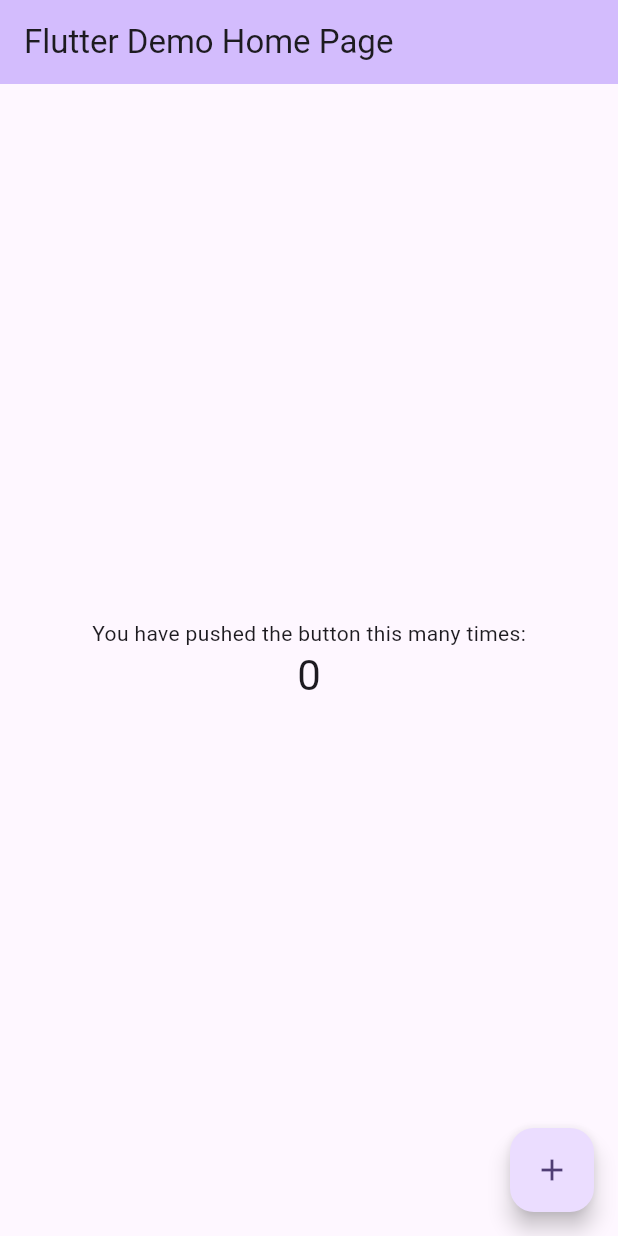
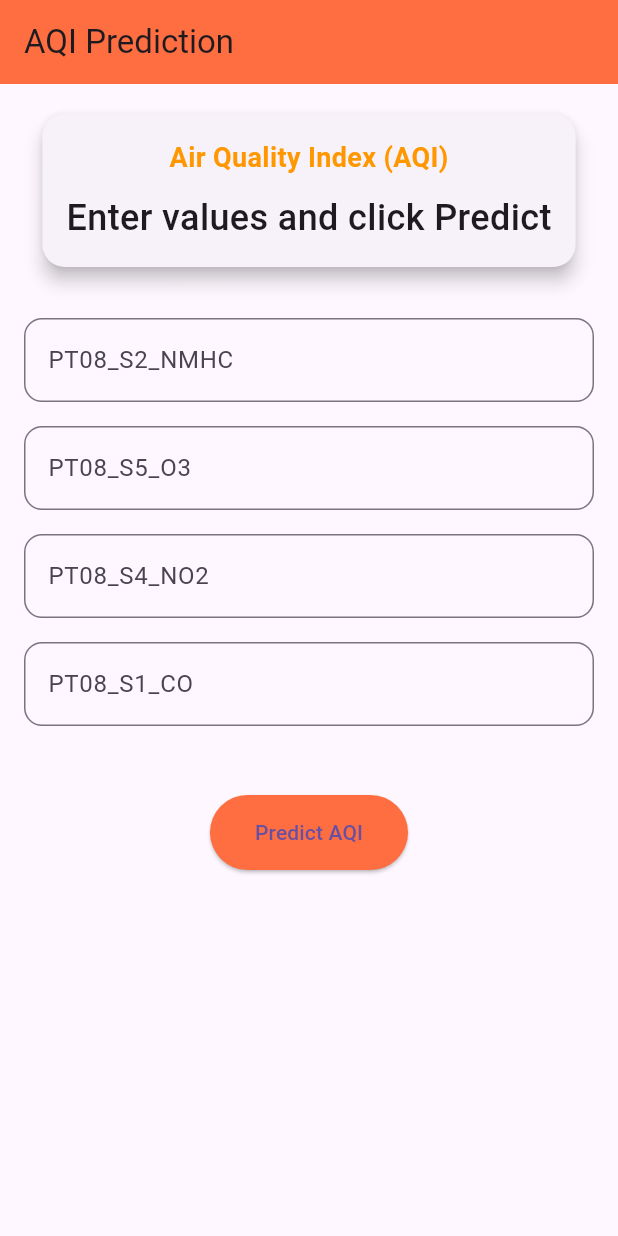
Before and after one commit to flammarionick/Summative-Linear-Regression-Model-Deployment-Using-Flutter, a Flutter app: the screen it shows after launch, on a phone screen of 412 x 824 dp. Run offline on Flutter 3.47's test engine with Material 3 defaults, Android fonts, the phone set to English and light mode, and no system bars.

Commit message:
update ui

```diff
--- a/summative/Flutter App/aqi_prediction_app/lib/main.dart
+++ b/summative/Flutter App/aqi_prediction_app/lib/main.dart
@@ -1,122 +1,180 @@
 import 'package:flutter/material.dart';
+import 'package:http/http.dart' as http;
+import 'dart:convert';
 
 void main() {
-  runApp(const MyApp());
+  runApp(AQIApp());
 }
 
-class MyApp extends StatelessWidget {
-  const MyApp({super.key});
-
-  // This widget is the root of your application.
+class AQIApp extends StatelessWidget {
   @override
   Widget build(BuildContext context) {
     return MaterialApp(
-      title: 'Flutter Demo',
+      title: 'AQI Prediction',
       theme: ThemeData(
-        // This is the theme of your application.
-        //
-        // TRY THIS: Try running your application with "flutter run". You'll see
-        // the application has a purple toolbar. Then, without quitting the app,
-        // try changing the seedColor in the colorScheme below to Colors.green
-        // and then invoke "hot reload" (save your changes or press the "hot
-        // reload" button in a Flutter-supported IDE, or press "r" if you used
-        // the command line to start the app).
-        //
-        // Notice that the counter didn't reset back to zero; the application
-        // state is not lost during the reload. To reset the state, use hot
-        // restart instead.
-        //
-        // This works for code too, not just values: Most code changes can be
-        // tested with just a hot reload.
-        colorScheme: ColorScheme.fromSeed(seedColor: Colors.deepPurple),
+        primarySwatch: Colors.orange,
+        visualDensity: VisualDensity.adaptivePlatformDensity,
       ),
-      home: const MyHomePage(title: 'Flutter Demo Home Page'),
+      home: AQIPredictPage(),
     );
   }
 }
 
-class MyHomePage extends StatefulWidget {
-  const MyHomePage({super.key, required this.title});
-
-  // This widget is the home page of your application. It is stateful, meaning
-  // that it has a State object (defined below) that contains fields that affect
-  // how it looks.
-
-  // This class is the configuration for the state. It holds the values (in this
-  // case the title) provided by the parent (in this case the App widget) and
-  // used by the build method of the State. Fields in a Widget subclass are
-  // always marked "final".
-
-  final String title;
-
+class AQIPredictPage extends StatefulWidget {
   @override
-  State<MyHomePage> createState() => _MyHomePageState();
+  _AQIPredictPageState createState() => _AQIPredictPageState();
 }
 
-class _MyHomePageState extends State<MyHomePage> {
-  int _counter = 0;
+class _AQIPredictPageState extends State<AQIPredictPage> {
+  // Controllers for TextFields
+  final TextEditingController _nmhcController = TextEditingController();
+  final TextEditingController _o3Controller = TextEditingController();
+  final TextEditingController _no2Controller = TextEditingController();
+  final TextEditingController _coController = TextEditingController();
 
-  void _incrementCounter() {
+  // Variable to store the prediction result
+  String _prediction = "";
+  bool _isLoading = false;
+
+  // Method to send data to FastAPI and get prediction
+  Future<void> _getPrediction() async {
     setState(() {
-      // This call to setState tells the Flutter framework that something has
-      // changed in this State, which causes it to rerun the build method below
-      // so that the display can reflect the updated values. If we changed
-      // _counter without calling setState(), then the build method would not be
-      // called again, and so nothing would appear to happen.
-      _counter++;
+      _isLoading = true;
     });
+
+    // Validate the inputs
+    if (_nmhcController.text.isEmpty ||
+        _o3Controller.text.isEmpty ||
+        _no2Controller.text.isEmpty ||
+        _coController.text.isEmpty) {
+      setState(() {
+        _prediction = 'Please fill in all fields';
+      });
+      setState(() {
+        _isLoading = false;
+      });
+      return;
+    }
+
+    if (double.tryParse(_nmhcController.text) == null ||
+        double.tryParse(_o3Controller.text) == null ||
+        double.tryParse(_no2Controller.text) == null ||
+        double.tryParse(_coController.text) == null) {
+      setState(() {
+        _prediction = 'Please enter valid numbers';
+      });
+      setState(() {
+        _isLoading = false;
+      });
+      return;
+    }
+
+    // Proceed with sending the request if validation passes
+    final url = 'http://127.0.0.1:8000/predict'; // Your FastAPI URL
+
+    final response = await http.post(
+      Uri.parse(url),
+      body: json.encode({
+        "PT08_S2_NMHC": double.parse(_nmhcController.text),
+        "PT08_S5_O3": double.parse(_o3Controller.text),
+        "PT08_S4_NO2": double.parse(_no2Controller.text),
+        "PT08_S1_CO": double.parse(_coController.text),
+      }),
+      headers: {
+        "Content-Type": "application/json",
+      },
+    );
+
+    setState(() {
+      _isLoading = false;
+    });
+
+    if (response.statusCode == 200) {
+      final predictionData = json.decode(response.body);
+      setState(() {
+        _prediction = predictionData['predicted_AQI'].toString();
+      });
+    } else {
+      setState(() {
+        _prediction = 'Error: Unable to fetch prediction.';
+      });
+    }
   }
 
   @override
   Widget build(BuildContext context) {
-    // This method is rerun every time setState is called, for instance as done
-    // by the _incrementCounter method above.
-    //
-    // The Flutter framework has been optimized to make rerunning build methods
-    // fast, so that you can just rebuild anything that needs updating rather
-    // than having to individually change instances of widgets.
     return Scaffold(
       appBar: AppBar(
-        // TRY THIS: Try changing the color here to a specific color (to
-        // Colors.amber, perhaps?) and trigger a hot reload to see the AppBar
-        // change color while the other colors stay the same.
-        backgroundColor: Theme.of(context).colorScheme.inversePrimary,
-        // Here we take the value from the MyHomePage object that was created by
-        // the App.build method, and use it to set our appbar title.
-        title: Text(widget.title),
+        title: Text("AQI Prediction"),
+        backgroundColor: Colors.deepOrangeAccent,
       ),
-      body: Center(
-        // Center is a layout widget. It takes a single child and positions it
-        // in the middle of the parent.
+      body: Padding(
+        padding: EdgeInsets.all(16.0),
         child: Column(
-          // Column is also a layout widget. It takes a list of children and
-          // arranges them vertically. By default, it sizes itself to fit its
-          // children horizontally, and tries to be as tall as its parent.
-          //
-          // Column has various properties to control how it sizes itself and
-          // how it positions its children. Here we use mainAxisAlignment to
-          // center the children vertically; the main axis here is the vertical
-          // axis because Columns are vertical (the cross axis would be
-          // horizontal).
-          //
-          // TRY THIS: Invoke "debug painting" (choose the "Toggle Debug Paint"
-          // action in the IDE, or press "p" in the console), to see the
-          // wireframe for each widget.
-          mainAxisAlignment: MainAxisAlignment.center,
           children: <Widget>[
-            const Text('You have pushed the button this many times:'),
-            Text(
-              '$_counter',
-              style: Theme.of(context).textTheme.headlineMedium,
+            // Air quality index section
+            Card(
+              elevation: 5,
+              shape: RoundedRectangleBorder(borderRadius: BorderRadius.circular(15)),
+              child: Padding(
+                padding: EdgeInsets.all(16.0),
+                child: Column(
+                  children: [
+                    Text(
+                      'Air Quality Index (AQI)',
+                      style: TextStyle(
+                          fontSize: 18, fontWeight: FontWeight.bold, color: Colors.orange),
+                    ),
+                    SizedBox(height: 10),
+                    Text(
+                      _prediction.isNotEmpty ? _prediction : 'Enter values and click Predict',
+                      style: TextStyle(fontSize: 24, fontWeight: FontWeight.w500),
+                    ),
+                  ],
+                ),
+              ),
             ),
+            SizedBox(height: 30),
+
+            // Input fields for AQI prediction
+            _buildInputField('PT08_S2_NMHC', _nmhcController),
+            _buildInputField('PT08_S5_O3', _o3Controller),
+            _buildInputField('PT08_S4_NO2', _no2Controller),
+            _buildInputField('PT08_S1_CO', _coController),
+
+            SizedBox(height: 30),
+
+            // Predict button
+            _isLoading
+                ? CircularProgressIndicator()
+                : ElevatedButton(
+                    onPressed: _getPrediction,
+                    child: Text('Predict AQI'),
+                    style: ElevatedButton.styleFrom(
+                      backgroundColor: Colors.deepOrangeAccent,
+                      padding: EdgeInsets.symmetric(vertical: 15, horizontal: 30),
+                      shape: RoundedRectangleBorder(borderRadius: BorderRadius.circular(30)),
+                    ),
+                  ),
           ],
         ),
       ),
-      floatingActionButton: FloatingActionButton(
-        onPressed: _incrementCounter,
-        tooltip: 'Increment',
-        child: const Icon(Icons.add),
-      ), // This trailing comma makes auto-formatting nicer for build methods.
+    );
+  }
+
+  Widget _buildInputField(String label, TextEditingController controller) {
+    return Padding(
+      padding: const EdgeInsets.only(bottom: 16.0),
+      child: TextField(
+        controller: controller,
+        decoration: InputDecoration(
+          labelText: label,
+          border: OutlineInputBorder(
+            borderRadius: BorderRadius.circular(12.0),
+          ),
+        ),
+        keyboardType: TextInputType.number,
+      ),
     );
   }
 }
--- a/summative/Flutter App/aqi_prediction_app/pubspec.yaml
+++ b/summative/Flutter App/aqi_prediction_app/pubspec.yaml
@@ -30,6 +30,8 @@ environment:
 dependencies:
   flutter:
     sdk: flutter
+  http: ^0.13.3
+
 
   # The following adds the Cupertino Icons font to your application.
   # Use with the CupertinoIcons class for iOS style icons.
```
Also changed, not shown: summative/Flutter App/aqi_prediction_app/pubspec.lock, 1 other file.
